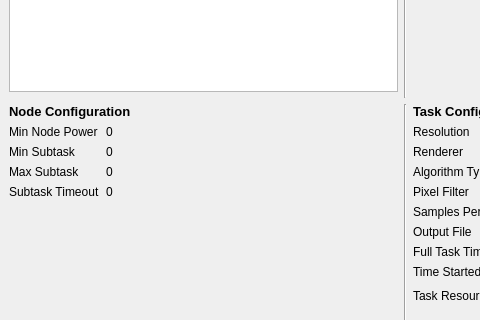
This is poc/golemPy/examples/gnr/ui/MainWindow.ui in golemfactory/clay as Qt 5 draws it before an edit; both pictures show x 0 to 480 and y 236 to 556 of the 811 by 690 pixel window. The edited form follows.
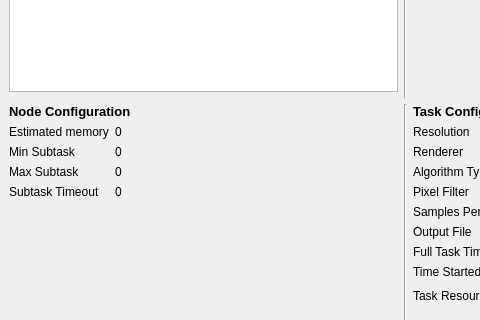
This is the edited form.

Commit message: Usunięcie chwilowo niepotrzebnego minPower

Patch:
```diff
--- a/poc/golemPy/examples/gnr/ui/MainWindow.ui
+++ b/poc/golemPy/examples/gnr/ui/MainWindow.ui
@@ -339,7 +339,7 @@
           <item row="0" column="0">
            <widget class="QLabel" name="label_4">
             <property name="text">
-             <string>Min Node Power</string>
+             <string>Estimated memory</string>
             </property>
            </widget>
           </item>
```
Left out of the diff: 2 changed lines with no effect on the pictures. The commit also changes 4 other files.
